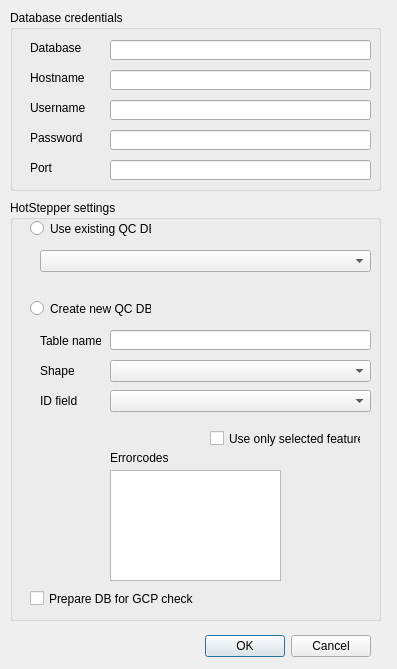
Above: HotStepper/ui_HotStepper_settings.ui from Kortforsyningen/QGIS-HotStepper before the change. Below: the same form after it.
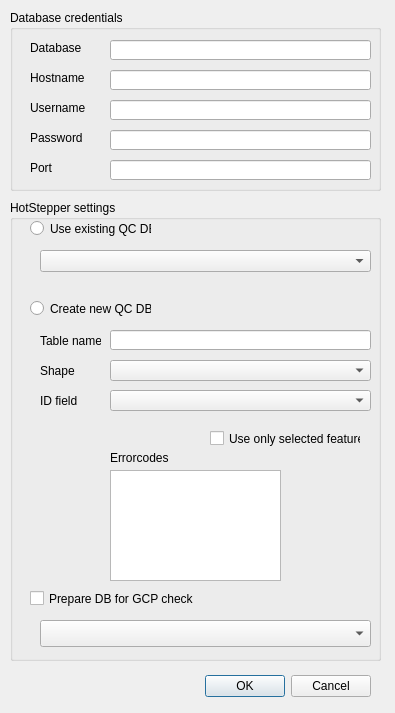
That is the form after the change. Custom widgets are drawn as their Qt base class.

The edit to the form file:
```diff
--- a/HotStepper/ui_HotStepper_settings.ui
+++ b/HotStepper/ui_HotStepper_settings.ui
@@ -6,8 +6,8 @@
    <rect>
     <x>0</x>
     <y>0</y>
-    <width>397</width>
-    <height>669</height>
+    <width>395</width>
+    <height>713</height>
    </rect>
   </property>
   <property name="windowTitle">
@@ -17,7 +17,7 @@
    <property name="geometry">
     <rect>
      <x>30</x>
-     <y>630</y>
+     <y>670</y>
      <width>341</width>
      <height>32</height>
     </rect>
@@ -163,7 +163,7 @@
      <x>10</x>
      <y>200</y>
      <width>371</width>
-     <height>421</height>
+     <height>461</height>
     </rect>
    </property>
    <property name="title">
@@ -257,26 +257,6 @@
      <string>Table name</string>
     </property>
    </widget>
-   <widget class="QComboBox" name="inField1">
-    <property name="geometry">
-     <rect>
-      <x>100</x>
-      <y>190</y>
-      <width>261</width>
-      <height>22</height>
-     </rect>
-    </property>
-   </widget>
-   <widget class="QComboBox" name="inShapeA">
-    <property name="geometry">
-     <rect>
-      <x>100</x>
-      <y>160</y>
-      <width>261</width>
-      <height>22</height>
-     </rect>
-    </property>
-   </widget>
    <widget class="QLineEdit" name="inTableName">
     <property name="geometry">
      <rect>
@@ -323,11 +303,53 @@
      <string>Use existing QC DB</string>
     </property>
    </widget>
+   <widget class="QgsMapLayerComboBox" name="inShapeA">
+    <property name="geometry">
+     <rect>
+      <x>100</x>
+      <y>160</y>
+      <width>261</width>
+      <height>21</height>
+     </rect>
+    </property>
+   </widget>
+   <widget class="QgsFieldComboBox" name="inField1">
+    <property name="geometry">
+     <rect>
+      <x>100</x>
+      <y>190</y>
+      <width>261</width>
+      <height>21</height>
+     </rect>
+    </property>
+   </widget>
+   <widget class="QgsFieldComboBox" name="ortonamefield">
+    <property name="geometry">
+     <rect>
+      <x>30</x>
+      <y>420</y>
+      <width>331</width>
+      <height>27</height>
+     </rect>
+    </property>
+   </widget>
   </widget>
   <zorder>groupBoxSettings</zorder>
   <zorder>button_box</zorder>
   <zorder>groupBoxCredentials</zorder>
  </widget>
+ <customwidgets>
+  <customwidget>
+   <class>QgsFieldComboBox</class>
+   <extends>QComboBox</extends>
+   <header>qgsfieldcombobox.h</header>
+  </customwidget>
+  <customwidget>
+   <class>QgsMapLayerComboBox</class>
+   <extends>QComboBox</extends>
+   <header>qgsmaplayercombobox.h</header>
+  </customwidget>
+ </customwidgets>
  <resources/>
  <connections>
   <connection>
```
